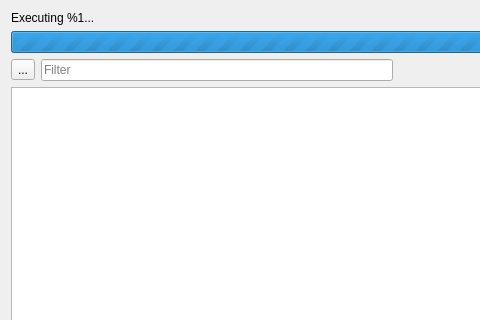
Qt form src/app/dialog_exec_script.ui (fougue/mayo) before a commit; both pictures show x 0 to 480 and y 0 to 320 of the 755 by 479 pixel window.
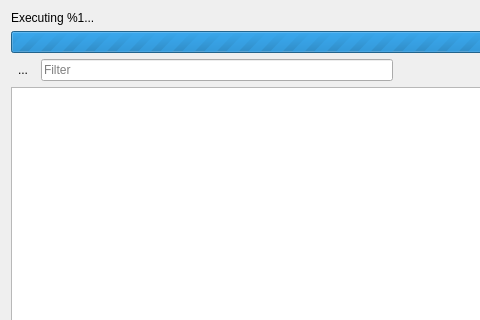
The same form after that commit.

Commit message: App: [WIP4] DialogExecScript pane toolbars

```diff
--- a/src/app/dialog_exec_script.ui
+++ b/src/app/dialog_exec_script.ui
@@ -80,6 +80,12 @@
          <property name="text">
           <string>...</string>
          </property>
+         <property name="popupMode">
+          <enum>QToolButton::InstantPopup</enum>
+         </property>
+         <property name="autoRaise">
+          <bool>true</bool>
+         </property>
         </widget>
        </item>
        <item>
```
The commit also changes 6 other files.
